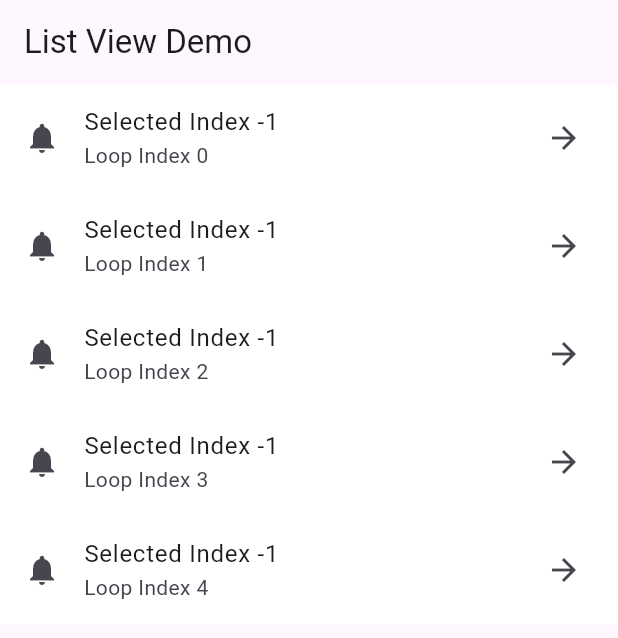
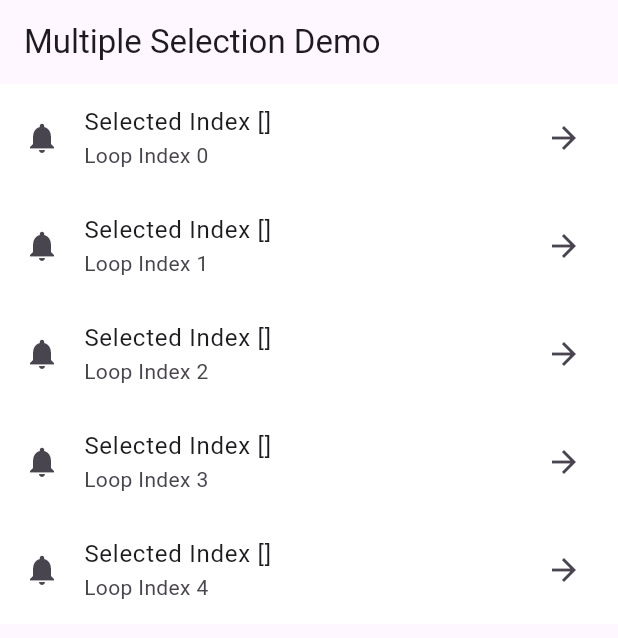
Before and after one commit to MuhammadAliKust/Ahmed-Project, a Flutter app: the screen it shows after launch, on a phone screen of 412 x 824 dp. Shown: the top 638 px of the screen. Run offline on Flutter 3.47's test engine with Material 3 defaults, Android fonts, the phone set to English and light mode, and no system bars; our stand-ins replace string_validator.

Commit message:
Multiple Selection Demo

```diff
--- a/lib/main.dart
+++ b/lib/main.dart
@@ -4,6 +4,7 @@
 import 'package:flutter/material.dart';
 
 import 'login.dart';
+import 'multiple_selection.dart';
 
 void main() {
   runApp(const MyApp());
@@ -17,7 +18,7 @@
   @override
   Widget build(BuildContext context) {
     return MaterialApp(
-      home: ListViewBuilderDemo(),
+      home: MultipleSelectionDemo(),
     );
   }
 }
--- /dev/null
+++ b/lib/multiple_selection.dart
@@ -0,0 +1,42 @@
+import 'package:flutter/material.dart';
+
+class MultipleSelectionDemo extends StatefulWidget {
+  MultipleSelectionDemo({super.key});
+
+  @override
+  State<MultipleSelectionDemo> createState() => _MultipleSelectionDemoState();
+}
+
+class _MultipleSelectionDemoState extends State<MultipleSelectionDemo> {
+  List<int> selectedIndex = [];
+
+  @override
+  Widget build(BuildContext context) {
+    return Scaffold(
+      appBar: AppBar(
+        title: Text("Multiple Selection Demo"),
+      ),
+      body: ListView.builder(
+          itemCount: 5,
+          itemBuilder: (context, i) {
+            return ListTile(
+              onTap: () {
+                if (selectedIndex.contains(i)) {
+                  selectedIndex.remove(i);
+                } else {
+                  selectedIndex.add(i);
+                }
+
+                setState(() {});
+              },
+              leading: Icon(Icons.notifications),
+              tileColor:
+                  selectedIndex.contains(i) ? Colors.green : Colors.white,
+              title: Text("Selected Index $selectedIndex"),
+              subtitle: Text("Loop Index $i"),
+              trailing: Icon(Icons.arrow_forward),
+            );
+          }),
+    );
+  }
+}
```
